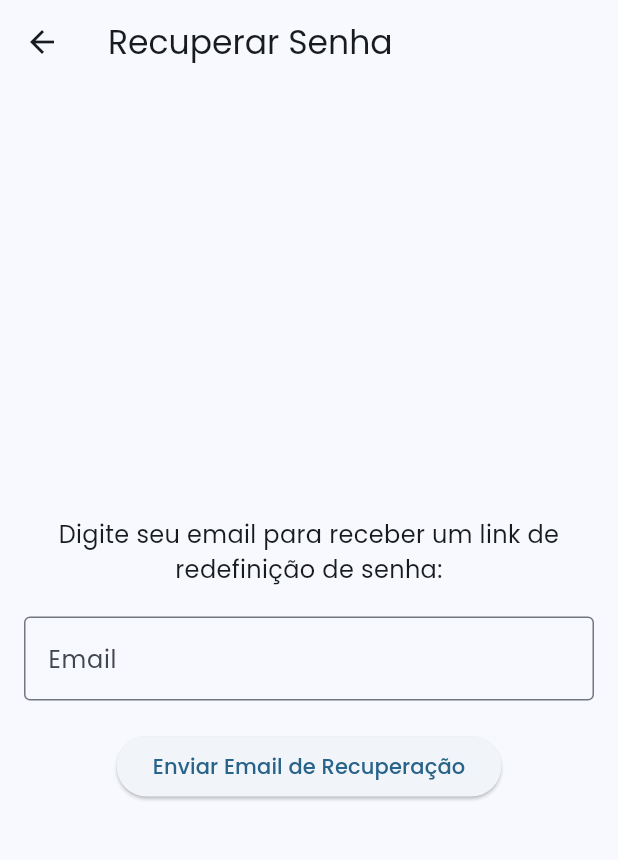
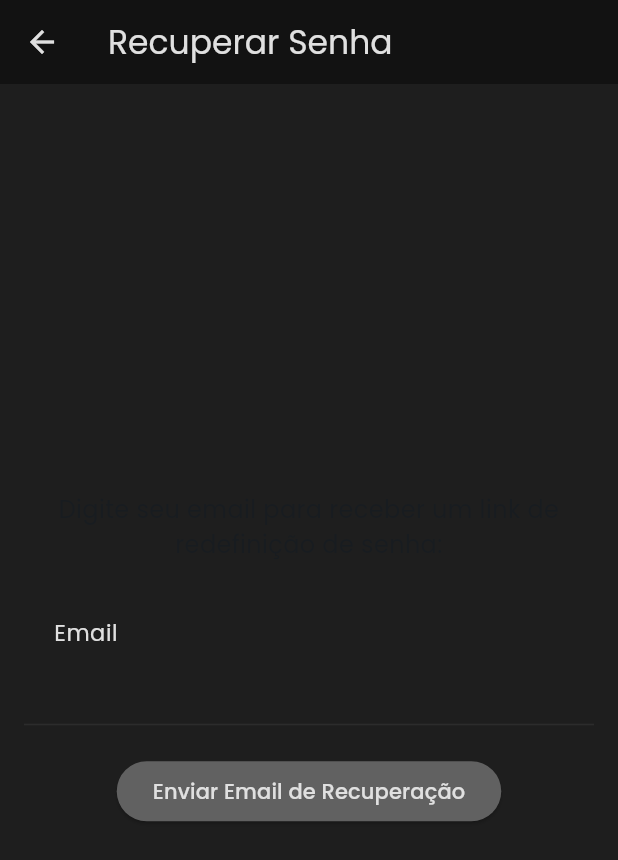
Before and after one commit to leosouza5/ControleAbastecimento, a Flutter app: the screen it shows after launch, after a tap on "Esqueci a senha", on a phone screen of 412 x 824 dp. Shown: the top 860 px of the screen. Run offline on Flutter 3.47's test engine with Material 3 defaults, Android fonts, the phone set to English and light mode, and no system bars; our stand-ins replace cloud_firestore, firebase_auth, firebase_core, google_fonts; accounts and stored records are empty.

Commit message:
commit final

```diff
--- a/abastecimento/lib/abastecimento/screens/novo_abastecimento.dart
+++ b/abastecimento/lib/abastecimento/screens/novo_abastecimento.dart
@@ -86,7 +86,7 @@ class _NovoAbastecimentoState extends State<NovoAbastecimento> {
                       ),
                       items: _vehicles.map<DropdownMenuItem<String>>((vehicle) {
                         return DropdownMenuItem<String>(
-                          value: vehicle['id'], // Certifique-se de que 'id' seja do tipo String
+                          value: vehicle['id'],
                           child: Text('${vehicle['nome']} - ${vehicle['modelo']}'),
                         );
                       }).toList(),
--- a/abastecimento/lib/auth/pages/esqueci_senha.dart
+++ b/abastecimento/lib/auth/pages/esqueci_senha.dart
@@ -1,5 +1,8 @@
+import 'package:abastecimento/auth/components/input.dart';
 import 'package:flutter/material.dart';
 import 'package:firebase_auth/firebase_auth.dart';
+
+import '../../util/util.dart';
 
 class EsqueciSenha extends StatelessWidget {
   final _emailController = TextEditingController();
@@ -27,8 +30,14 @@ class EsqueciSenha extends StatelessWidget {
   @override
   Widget build(BuildContext context) {
     return Scaffold(
+      backgroundColor: fundoSecundaria,
       appBar: AppBar(
-        title: Text('Recuperar Senha'),
+        iconTheme: IconThemeData(color: textoPrincipal),
+        backgroundColor: fundoPrincipal,
+        title: Text(
+          'Recuperar Senha',
+          style: TextStyle(color: textoPrincipal),
+        ),
       ),
       body: Padding(
         padding: const EdgeInsets.all(16.0),
@@ -43,11 +52,11 @@ class EsqueciSenha extends StatelessWidget {
                 textAlign: TextAlign.center,
               ),
               SizedBox(height: 20),
-              TextFormField(
+              Input(
                 controller: _emailController,
-                decoration: InputDecoration(
-                  labelText: 'Email',
-                  border: OutlineInputBorder(),
+                label: Text(
+                  "Email",
+                  style: TextStyle(color: textoPrincipal),
                 ),
                 keyboardType: TextInputType.emailAddress,
                 validator: (value) {
@@ -62,12 +71,16 @@ class EsqueciSenha extends StatelessWidget {
               ),
               SizedBox(height: 20),
               ElevatedButton(
+                style: ElevatedButton.styleFrom(backgroundColor: botoesDestaque),
                 onPressed: () {
                   if (_formKey.currentState!.validate()) {
                     _sendPasswordResetEmail(context);
                   }
                 },
-                child: Text('Enviar Email de Recuperação'),
+                child: Text(
+                  'Enviar Email de Recuperação',
+                  style: TextStyle(color: textoPrincipal),
+                ),
               ),
             ],
           ),
--- a/abastecimento/lib/cars/screens/cars.dart
+++ b/abastecimento/lib/cars/screens/cars.dart
@@ -42,7 +42,7 @@ class _CarsState extends State<Cars> {
           itemCount: controller.veiculos.length,
           itemBuilder: (context, index) {
             final veiculo = controller.veiculos[index];
-            final vehicleId = veiculo.id; // Certifique-se de incluir o ID nos dados do veículo
+            final vehicleId = veiculo.id;
             return Card(
               margin: const EdgeInsets.symmetric(horizontal: 16.0, vertical: 8.0),
               child: ListTile(
@@ -69,7 +69,6 @@ class _CarsState extends State<Cars> {
                         color: textoPrincipal,
                       ),
                       onPressed: () {
-                        // Navega para a tela de edição com os dados do veículo
                         Navigator.push(
                           context,
                           MaterialPageRoute(
@@ -84,7 +83,6 @@ class _CarsState extends State<Cars> {
                     IconButton(
                       icon: Icon(Icons.delete, color: corErro),
                       onPressed: () async {
-                        // Chama o método de exclusão
                         await controller.deletarVeiculo(vehicleId, context);
                       },
                     ),
--- a/abastecimento/lib/main.dart
+++ b/abastecimento/lib/main.dart
@@ -38,6 +38,7 @@ class MyApp extends StatelessWidget {
         ChangeNotifierProvider(create: (context) => AuthController()),
       ],
       child: MaterialApp(
+        debugShowCheckedModeBanner: false,
         title: 'Flutter Demo',
         theme: theme.light(),
         home: AuthScreen(),
--- a/abastecimento/lib/util/drawer_default.dart
+++ b/abastecimento/lib/util/drawer_default.dart
@@ -29,8 +29,8 @@ class DrawerDefault extends StatelessWidget {
 
   @override
   Drawer build(BuildContext context) {
-    final user = FirebaseAuth.instance.currentUser; // Obtem o usuário autenticado
-    final email = user?.email ?? 'Usuário não identificado'; // Obtem o email ou uma mensagem padrão
+    final user = FirebaseAuth.instance.currentUser;
+    final email = user?.email ?? 'Usuário não identificado';
 
     return Drawer(
       backgroundColor: fundoPrincipal,
@@ -52,7 +52,7 @@ class DrawerDefault extends StatelessWidget {
                 ),
                 SizedBox(height: 4),
                 Text(
-                  email, // Exibe o email do usuário
+                  email,
                   style: TextStyle(color: textoPrincipal, fontSize: 14),
                 ),
               ],
```
Also changed, not shown: abastecimento/lib/auth/pages/register_screen.dart (+14 -5 lines).
